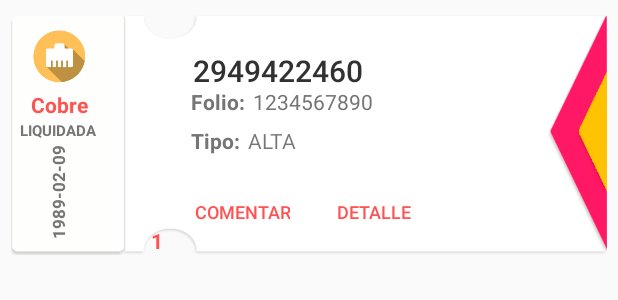
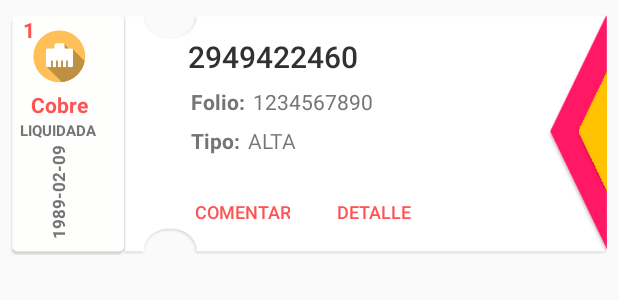
Before and after one commit to ewansr/miztonapp_v2, an Android app: the layout cardview_ordenes.xml on its own in the app's theme, with its tools: preview values and no code run, on a phone screen of 412 x 824 dp. Shown: the top 300 px of the screen. Run offline under Robolectric (Android 15) with nearby library versions, the phone set to English and light mode, and no system bars.

Commit message:
Cambio diseño cardview ordenes

```diff
--- a/app/src/main/res/layout/cardview_ordenes.xml
+++ b/app/src/main/res/layout/cardview_ordenes.xml
@@ -82,41 +82,6 @@
 
                     <RelativeLayout
                         android:layout_width="match_parent"
-                        android:layout_height="wrap_content"
-                        android:layout_marginTop="10dp">
-
-                        <TextView
-                            android:text="1"
-                            android:layout_height="wrap_content"
-                            android:id="@+id/tv_rowcount"
-                            android:textColor="@color/colorAccent"
-                            android:textStyle="normal|bold"
-                            android:textAlignment="center"
-                            android:layout_width="27dp"
-                            android:layout_alignParentBottom="true"
-                            android:layout_alignParentLeft="true"
-                            android:layout_alignParentStart="true"
-                            android:layout_marginLeft="14dp"
-                            android:layout_marginStart="14dp" />
-
-                        <TextView
-                            android:text="2949422460"
-                            android:layout_width="wrap_content"
-                            android:layout_height="wrap_content"
-                            android:id="@+id/cv_titulo"
-                            android:textAppearance="@android:style/TextAppearance.Material.Title"
-                            android:textColor="@color/background_accent"
-                            android:layout_marginTop="13dp"
-                            android:layout_alignParentTop="true"
-                            android:layout_toRightOf="@+id/tv_rowcount"
-                            android:layout_toEndOf="@+id/tv_rowcount"
-                            android:layout_marginLeft="10dp"
-                            android:layout_marginStart="10dp" />
-
-                    </RelativeLayout>
-
-                    <RelativeLayout
-                        android:layout_width="match_parent"
                         android:layout_marginTop="42dp"
                         android:layout_height="32dp"
                         android:layout_alignParentLeft="true"
@@ -195,6 +160,29 @@
 
                     </RelativeLayout>
 
+                    <RelativeLayout
+                        android:layout_width="match_parent"
+                        android:layout_height="wrap_content"
+                        android:layout_alignParentTop="true"
+                        android:layout_alignParentLeft="true"
+                        android:layout_alignParentStart="true">
+
+                        <TextView
+                            android:text="2949422460"
+                            android:layout_width="wrap_content"
+                            android:layout_height="wrap_content"
+                            android:id="@+id/cv_titulo"
+                            android:textAppearance="@android:style/TextAppearance.Material.Title"
+                            android:textColor="@color/background_accent"
+                            android:layout_marginLeft="48dp"
+                            android:layout_marginStart="48dp"
+                            android:layout_marginTop="14dp"
+                            android:layout_alignParentTop="true"
+                            android:layout_alignParentLeft="true"
+                            android:layout_alignParentStart="true" />
+
+                    </RelativeLayout>
+
                 </RelativeLayout>
 
                 <TextView
@@ -209,17 +197,6 @@
                     android:layout_marginTop="50dp"
                     android:layout_marginLeft="0dp"
                     android:textAlignment="center" />
-
-                <ImageView
-                    android:layout_height="35dp"
-                    android:id="@+id/cv_image"
-                    android:layout_width="50dp"
-                    app:srcCompat="@drawable/ethernet_icon_material"
-                    android:layout_alignBottom="@+id/cv_datos"
-                    android:layout_toLeftOf="@+id/btn_subir"
-                    android:layout_toStartOf="@+id/btn_subir"
-                    android:layout_marginTop="10dp"
-                    android:layout_marginLeft="7dp" />
 
                 <TextView
                     android:text="LIQUIDADA"
@@ -252,6 +229,32 @@
                     android:layout_toEndOf="@+id/cv_titulo"
                     android:layout_marginTop="110dp" />
 
+                <ImageView
+                    android:layout_height="35dp"
+                    android:id="@+id/cv_image"
+                    android:layout_width="50dp"
+                    app:srcCompat="@drawable/ethernet_icon_material"
+                    android:layout_alignBottom="@+id/cv_datos"
+                    android:layout_toLeftOf="@+id/btn_subir"
+                    android:layout_toStartOf="@+id/btn_subir"
+                    android:layout_marginTop="10dp"
+                    android:layout_marginLeft="7dp" />
+
+                <TextView
+                    android:text="1"
+                    android:layout_height="wrap_content"
+                    android:id="@+id/tv_rowcount"
+                    android:textColor="@color/colorAccent"
+                    android:textStyle="normal|bold"
+                    android:textAlignment="center"
+                    android:layout_width="24dp"
+                    android:layout_marginRight="55dp"
+                    android:layout_marginEnd="55dp"
+                    android:layout_alignBaseline="@+id/cv_titulo"
+                    android:layout_alignBottom="@+id/cv_titulo"
+                    android:layout_alignParentRight="true"
+                    android:layout_alignParentEnd="true" />
+
             </android.support.v7.widget.CardView>
 
         </RelativeLayout>
```
